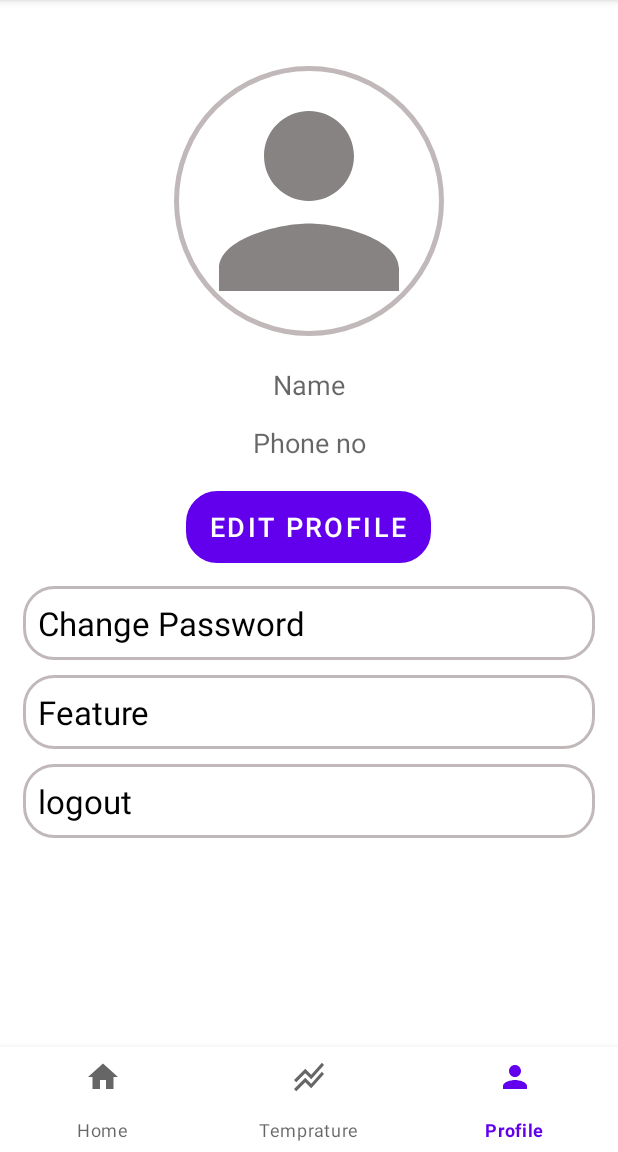
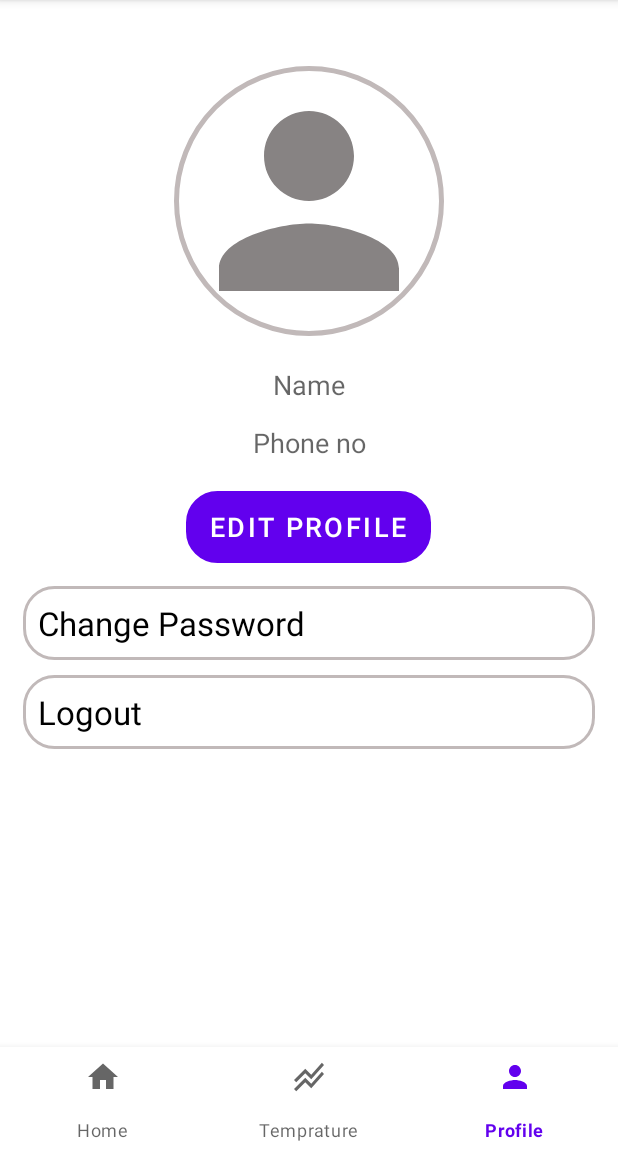
Before and after one commit to hiabhi-cpu/AKP-Foundries, an Android app: the ProfileInfoFragment screen opened directly, with no data from a screen before it, on a phone screen of 412 x 824 dp, the part 84-1236 px from its top. Run offline under Robolectric (Android 15) with nearby library versions, the phone set to English and light mode, and no system bars; our stand-ins replace Firebase (no records; nobody signed in at launch, a user with empty details on screens opened directly); libraries missing offline, so code that uses them is left out: com.theartofdev.edmodo; pictures from the network do not load.

Commit message:
Removed feature , Made small  changes

```diff
--- a/app/src/main/java/com/example/akpfoundaries/HomeActivity.java
+++ b/app/src/main/java/com/example/akpfoundaries/HomeActivity.java
@@ -82,7 +82,7 @@ public class HomeActivity extends AppCompatActivity implements NavigationBarView
         adapter.notifyDataSetChanged();
         imageUriList.add(new SliderData("https://firebasestorage.googleapis.com/v0/b/akp-foundaries.appspot.com/o/AKP_home_images%2Fakp_slider3_image.jpg?alt=media&token=9fa878c4-2bf4-4904-a343-df8e65423ebf"));
         adapter.notifyDataSetChanged();
-        Toast.makeText(this, "images loaded", Toast.LENGTH_SHORT).show();
+//        Toast.makeText(this, "images loaded", Toast.LENGTH_SHORT).show();
     }
     @Override
     public boolean onNavigationItemSelected(@NonNull MenuItem item) {
--- a/app/src/main/res/layout/alert_dialog_excel.xml
+++ b/app/src/main/res/layout/alert_dialog_excel.xml
@@ -3,13 +3,12 @@
     xmlns:app="http://schemas.android.com/apk/res-auto"
     xmlns:tools="http://schemas.android.com/tools"
     android:layout_width="match_parent"
-    android:layout_height="match_parent">
+    android:layout_height="wrap_content">
 
     <TextView
         android:id="@+id/pickDateTextView"
         android:layout_width="wrap_content"
         android:layout_height="wrap_content"
-        android:layout_marginTop="228dp"
         android:text="11-04-2024"
         android:textSize="24sp"
         app:layout_constraintEnd_toEndOf="parent"
--- a/app/src/main/res/layout/fragment_profile_info.xml
+++ b/app/src/main/res/layout/fragment_profile_info.xml
@@ -67,21 +67,7 @@
                 android:gravity="left"
                 android:foreground="@drawable/button_background"
                 />
-            <TextView
-                android:id="@+id/still_thinking"
-                android:layout_width="match_parent"
-                android:layout_height="wrap_content"
-                android:textSize="22sp"
-                android:gravity="left"
-                android:padding="10dp"
-                android:layout_marginTop="10dp"
-                android:text="Feature"
-                android:textColor="@color/black"
-                android:clickable="true"
-                android:focusable="true"
-                android:background="?android:attr/selectableItemBackground"
-                android:foreground="@drawable/button_background"
-                />
+
             <TextView
                 android:id="@+id/logout_button"
                 android:layout_width="match_parent"
@@ -90,7 +76,7 @@
                 android:gravity="left"
                 android:padding="10dp"
                 android:layout_marginTop="10dp"
-                android:text="logout"
+                android:text="Logout"
                 android:textColor="@color/black"
                 android:clickable="true"
                 android:focusable="true"
```
Also changed, not shown: app/src/main/java/com/example/akpfoundaries/ChartActivity.java (+9 -9 lines), app/src/main/res/layout/activity_chart.xml (+4 -4 lines).
